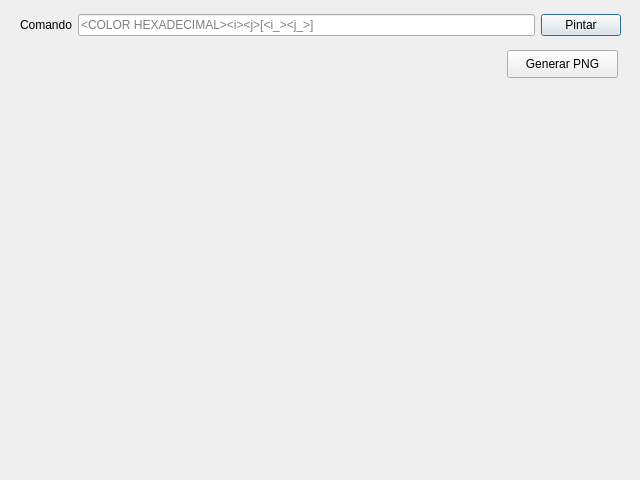
The window that dialoglienzo.ui (MacoChave/Proyecto1_SharedFiles-Client) describes before a commit, drawn with Qt 5.
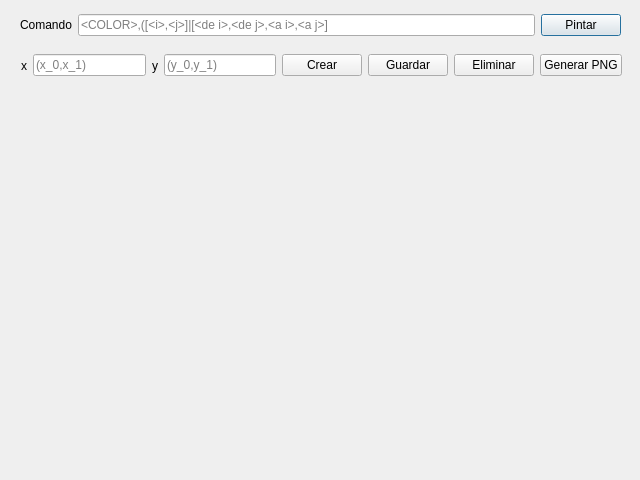
The same window after the commit.

Commit message: Crear lienzo y graficarlo (en el cliente)

The edit to the form file:
```diff
--- a/dialoglienzo.ui
+++ b/dialoglienzo.ui
@@ -33,7 +33,7 @@
     <item>
      <widget class="QLineEdit" name="edtComando">
       <property name="placeholderText">
-       <string>&lt;COLOR HEXADECIMAL&gt;&lt;i&gt;&lt;j&gt;[&lt;i_&gt;&lt;j_&gt;]</string>
+       <string>&lt;COLOR&gt;,([&lt;i&gt;,&lt;j&gt;]|[&lt;de i&gt;,&lt;de j&gt;,&lt;a i&gt;,&lt;a j&gt;]</string>
       </property>
      </widget>
     </item>
@@ -46,17 +46,85 @@
     </item>
    </layout>
   </widget>
-  <widget class="QPushButton" name="btnGenerarPNG">
+  <widget class="QWidget" name="layoutWidget">
    <property name="geometry">
     <rect>
-     <x>507</x>
+     <x>21</x>
      <y>50</y>
-     <width>111</width>
-     <height>28</height>
+     <width>601</width>
+     <height>31</height>
+    </rect>
+   </property>
+   <layout class="QHBoxLayout" name="horizontalLayout_2">
+    <item>
+     <widget class="QLabel" name="lblX">
+      <property name="text">
+       <string>x</string>
+      </property>
+     </widget>
+    </item>
+    <item>
+     <widget class="QLineEdit" name="edtX">
+      <property name="placeholderText">
+       <string>(x_0,x_1)</string>
+      </property>
+     </widget>
+    </item>
+    <item>
+     <widget class="QLabel" name="lblY">
+      <property name="text">
+       <string>y</string>
+      </property>
+     </widget>
+    </item>
+    <item>
+     <widget class="QLineEdit" name="edtY">
+      <property name="placeholderText">
+       <string>(y_0,y_1)</string>
+      </property>
+     </widget>
+    </item>
+    <item>
+     <widget class="QPushButton" name="btnCrear">
+      <property name="text">
+       <string>Crear</string>
+      </property>
+     </widget>
+    </item>
+    <item>
+     <widget class="QPushButton" name="btnGuardar">
+      <property name="text">
+       <string>Guardar</string>
+      </property>
+     </widget>
+    </item>
+    <item>
+     <widget class="QPushButton" name="btnEliminar">
+      <property name="text">
+       <string>Eliminar</string>
+      </property>
+     </widget>
+    </item>
+    <item>
+     <widget class="QPushButton" name="btnGenerarPNG">
+      <property name="text">
+       <string>Generar PNG</string>
+      </property>
+     </widget>
+    </item>
+   </layout>
+  </widget>
+  <widget class="QLabel" name="lblImagen">
+   <property name="geometry">
+    <rect>
+     <x>20</x>
+     <y>100</y>
+     <width>601</width>
+     <height>361</height>
     </rect>
    </property>
    <property name="text">
-    <string>Generar PNG</string>
+    <string/>
    </property>
   </widget>
  </widget>
```
The commit also changes 2 other files.
